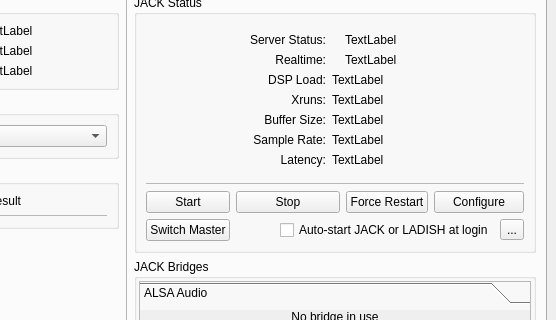
Old version of the form resources/ui/cadence.ui in the repository falkTX/Cadence; both pictures show x 184 to 740 and y 81 to 401 of the 740 by 567 pixel window.
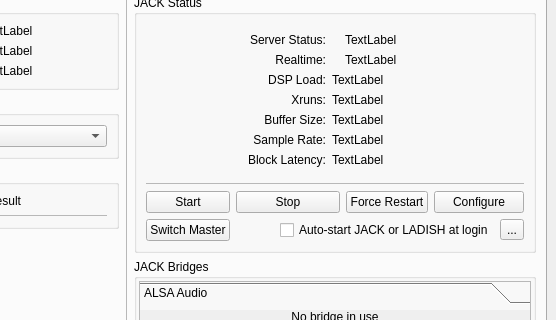
New version of the form. The open tabs and pages were chosen to show the change. Icons and pictures are not drawn. Custom widgets are drawn as their Qt base class.

The edit to the form file:
```diff
--- a/resources/ui/cadence.ui
+++ b/resources/ui/cadence.ui
@@ -409,7 +409,7 @@
                    </sizepolicy>
                   </property>
                   <property name="text">
-                   <string>Latency:</string>
+                   <string>Block Latency:</string>
                   </property>
                   <property name="alignment">
                    <set>Qt::AlignRight|Qt::AlignTrailing|Qt::AlignVCenter</set>
```
Left out of the diff: 14 changed lines with no effect on the pictures.
